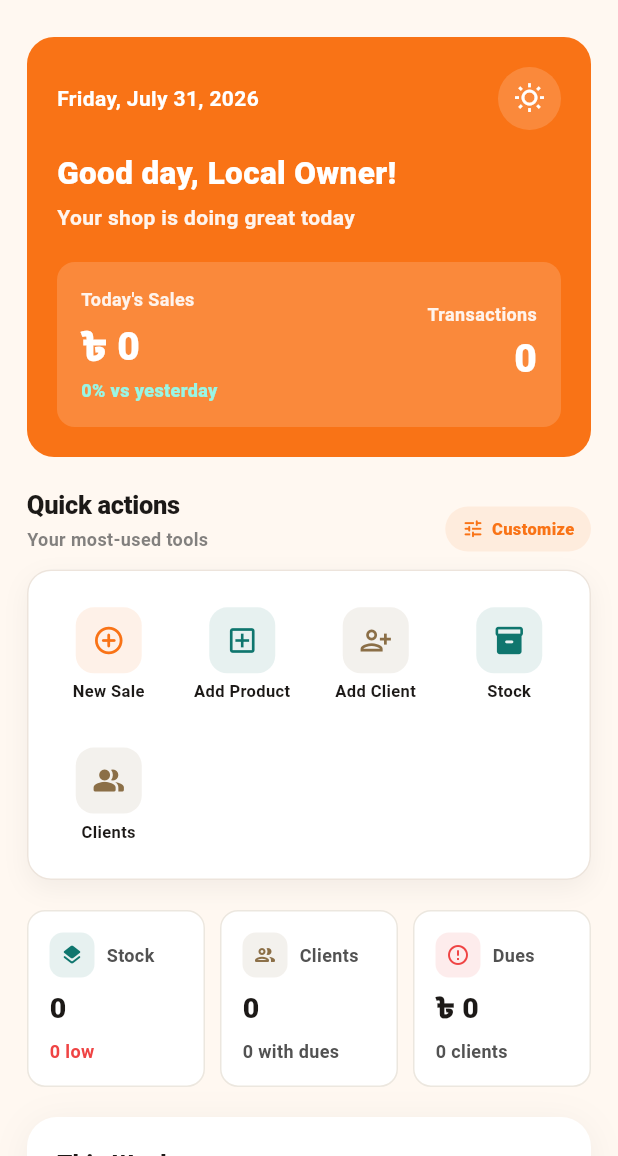
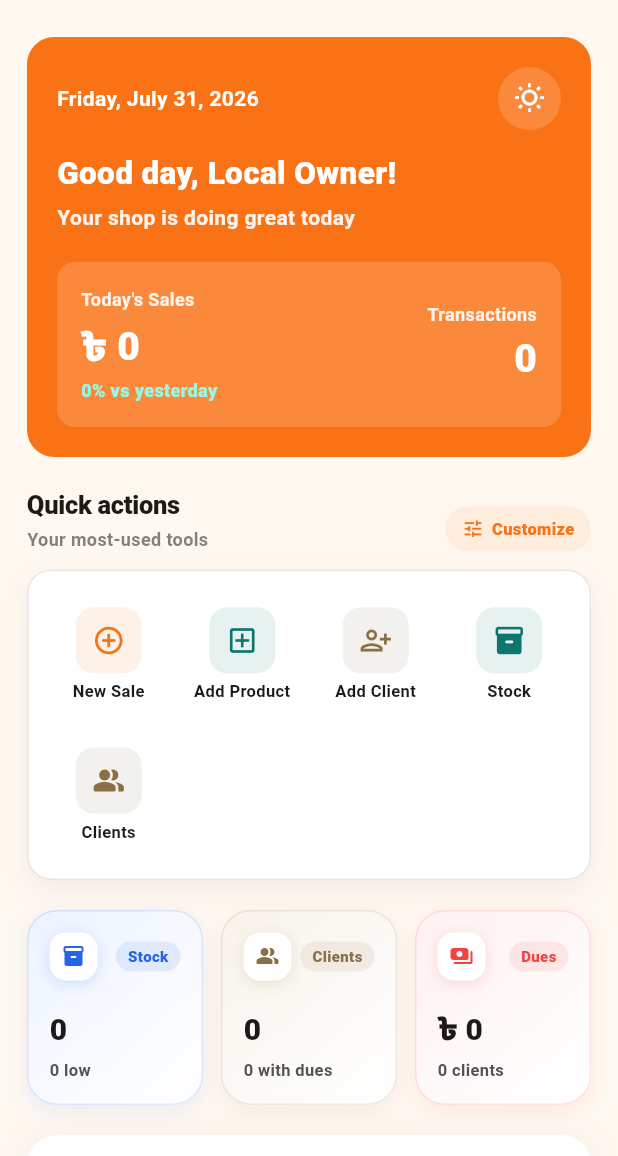
Before and after one commit to nayeem202/mohajon-mobile-app, a Flutter app: the DashboardScreen screen opened directly, on a phone screen of 412 x 824 dp, the part 80-1236 px from its top. Run offline on Flutter 3.47's test engine with Material 3 defaults, Android fonts, the phone set to English and light mode, and no system bars; our stand-ins replace cloud_firestore, connectivity_plus, firebase_auth, firebase_core, firebase_storage, fl_chart and 8 more; missing offline and left inert: mobile_scanner; accounts and stored records are empty.

Commit message:
feat(dashboard): improve overview cards

```diff
--- a/lib/features/dashboard/presentation/dashboard_screen.dart
+++ b/lib/features/dashboard/presentation/dashboard_screen.dart
@@ -292,36 +292,45 @@ class _OverviewStats extends StatelessWidget {
 
   @override
   Widget build(BuildContext context) {
-    final colors = Theme.of(context).colorScheme;
+    final totalDue = summary.totalDue;
+    final isAdvance = totalDue < 0;
     final stats = [
       _StatSpec(
-        icon: Icons.layers_rounded,
+        icon: Icons.inventory_2_rounded,
         label: 'Stock',
         value: _formatQuantity(summary.totalStock),
         subtext: '${summary.lowStock.length} low',
-        subtextColor: const Color(0xFFEF4444),
-        color: colors.secondary,
+        color: const Color(0xFF2563EB),
+        background: const Color(0xFFEDF3FF),
       ),
       _StatSpec(
-        icon: Icons.people_outline_rounded,
+        icon: Icons.people_alt_rounded,
         label: 'Clients',
         value: '${summary.customerCount}',
         subtext: '${summary.customerDueCount} with dues',
         color: const Color(0xFF8B6F47),
+        background: const Color(0xFFF8F3EB),
       ),
       _StatSpec(
-        icon: Icons.error_outline_rounded,
-        label: 'Dues',
-        value: money(summary.totalDue),
-        subtext: '${summary.customerDueCount} clients',
-        color: const Color(0xFFEF4444),
+        icon: isAdvance ? Icons.account_balance_wallet_rounded : Icons.payments_rounded,
+        label: isAdvance ? 'Advance' : 'Dues',
+        value: money(totalDue.abs()),
+        subtext: isAdvance
+            ? 'Received in advance'
+            : '${summary.customerDueCount} clients',
+        color: isAdvance
+            ? const Color(0xFF047857)
+            : const Color(0xFFEF4444),
+        background: isAdvance
+            ? const Color(0xFFE9F8F1)
+            : const Color(0xFFFEF1F1),
       ),
     ];
     return Row(
       children: [
         for (var index = 0; index < stats.length; index++) ...[
           Expanded(child: _StatCard(spec: stats[index])),
-          if (index != stats.length - 1) const SizedBox(width: 10),
+          if (index != stats.length - 1) const SizedBox(width: 12),
         ],
       ],
     );
@@ -335,7 +344,7 @@ class _StatSpec {
     required this.value,
     required this.subtext,
     required this.color,
-    this.subtextColor,
+    required this.background,
   });
 
   final IconData icon;
@@ -343,7 +352,7 @@ class _StatSpec {
   final String value;
   final String subtext;
   final Color color;
-  final Color? subtextColor;
+  final Color background;
 }
 
 class _StatCard extends StatelessWidget {
@@ -355,12 +364,23 @@ class _StatCard extends StatelessWidget {
   Widget build(BuildContext context) {
     final colors = Theme.of(context).colorScheme;
     return Container(
-      height: 118,
+      height: 130,
       padding: const EdgeInsets.all(14),
       decoration: BoxDecoration(
-        color: Colors.white,
-        border: Border.all(color: const Color(0xFFECE7DF)),
-        borderRadius: BorderRadius.circular(12),
+        gradient: LinearGradient(
+          begin: Alignment.topLeft,
+          end: Alignment.bottomRight,
+          colors: [spec.background, Colors.white],
+        ),
+        borderRadius: BorderRadius.circular(20),
+        border: Border.all(color: spec.color.withValues(alpha: 0.14)),
+        boxShadow: [
+          BoxShadow(
+            color: spec.color.withValues(alpha: 0.09),
+            blurRadius: 12,
+            offset: const Offset(0, 4),
+          ),
+        ],
       ),
       child: Column(
         crossAxisAlignment: CrossAxisAlignment.start,
@@ -368,48 +388,65 @@ class _StatCard extends StatelessWidget {
           Row(
             children: [
               Container(
-                width: 30,
-                height: 30,
+                width: 32,
+                height: 32,
                 decoration: BoxDecoration(
-                  color: spec.color.withValues(alpha: 0.1),
-                  borderRadius: BorderRadius.circular(9),
+                  color: Colors.white,
+                  borderRadius: BorderRadius.circular(11),
+                  boxShadow: [
+                    BoxShadow(
+                      color: spec.color.withValues(alpha: 0.18),
+                      blurRadius: 8,
+                      offset: const Offset(0, 2),
+                    ),
+                  ],
                 ),
                 child: Icon(spec.icon, color: spec.color, size: 16),
               ),
-              const SizedBox(width: 8),
-              Expanded(
+              const Spacer(),
+              Container(
+                padding: const EdgeInsets.symmetric(
+                  horizontal: 8,
+                  vertical: 3,
+                ),
+                decoration: BoxDecoration(
+                  color: spec.color.withValues(alpha: 0.1),
+                  borderRadius: BorderRadius.circular(20),
+                ),
                 child: Text(
                   spec.label,
                   maxLines: 1,
-                  overflow: TextOverflow.ellipsis,
                   style: TextStyle(
-                    fontSize: 12,
-                    color: colors.onSurfaceVariant,
-                    fontWeight: FontWeight.w700,
+                    color: spec.color,
+                    fontSize: 10,
+                    fontWeight: FontWeight.w800,
                   ),
                 ),
               ),
             ],
           ),
           const Spacer(),
-          Text(
-            spec.value,
-            maxLines: 1,
-            overflow: TextOverflow.ellipsis,
-            style: TextStyle(
-              fontSize: 19,
-              color: colors.onSurface,
-              fontWeight: FontWeight.w900,
+          FittedBox(
+            fit: BoxFit.scaleDown,
+            alignment: Alignment.centerLeft,
+            child: Text(
+              spec.value,
+              maxLines: 1,
+              style: TextStyle(
+                fontSize: 20,
+                color: colors.onSurface,
+                fontWeight: FontWeight.w900,
+              ),
             ),
           ),
-          const SizedBox(height: 7),
+          const SizedBox(height: 4),
           Text(
             spec.subtext,
             maxLines: 1,
             overflow: TextOverflow.ellipsis,
             style: TextStyle(
-              fontSize: 12,
-              color: spec.subtextColor ?? colors.onSurfaceVariant,
+              fontSize: 11,
+              color: colors.onSurfaceVariant,
               fontWeight: FontWeight.w600,
             ),
           ),
```
